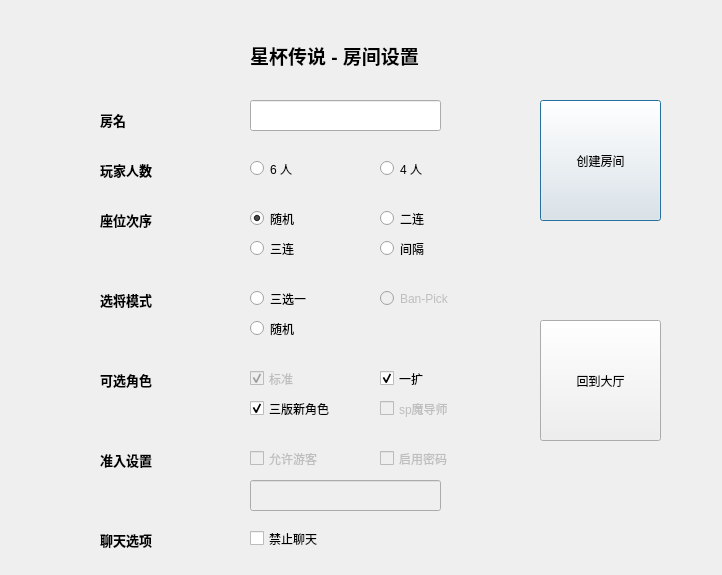
First picture: the form in client/RoomSet.ui, repository chntujia/CodfiyAsteriatedGrailClient, before the edit.
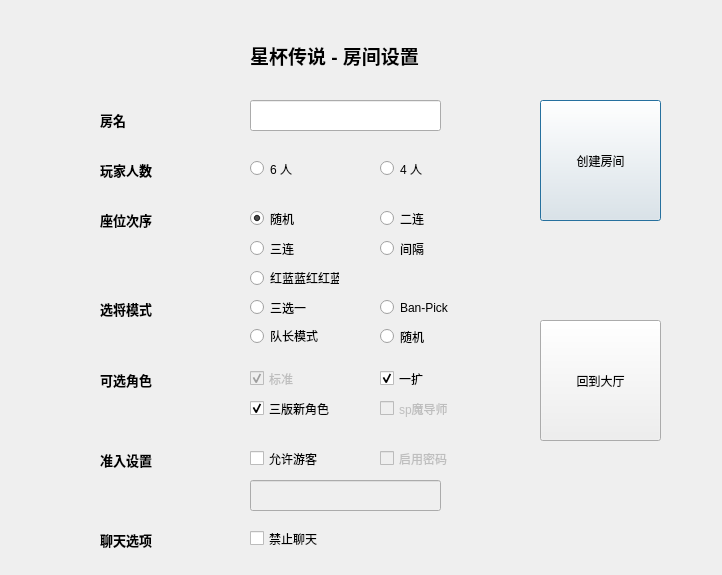
Second picture: the form after the edit.

Commit message:
CM模式 以及 红蓝蓝红红蓝 的座位模式（SEAT_MODE_RBBRRB) CM模式主体分为两大变动 一、竞选成为队长
在server端：
队长的决定方式是  自由申请成为队长→红队或蓝队有一/多 人申请，则 自动 / (随机选择一个）成为队长，若红蓝某一队无队长，随机从"未选队"但"申请队长"的人中选择。 若仍无人选，红蓝队分配好后再随机决定。

这个逻辑（被我）包括在了 安排队员的函数内，导致即使不是CM模式也会选择队长（虽然没什么用，但或许可以作为一些其他功能的预置，比如投降机制？）

在client端：
原先的”点名“按钮变为了”队长“，代表申请队长，需要新的png图片(playerLeader.png)。

已知BUG：初次登录房间时不会刷新其他角色的这张图片。

二、CM模式选角

在server端：
与BP模式相似的逻辑，加入了新的全局变量（队长ID、本轮是否已决定IB等）。
这部分逻辑比较简陋，应该可以优化，可能存在BUG。

在client端：
对比BP模式，大改了关于options的处理，以及右侧的LOG显示。在字段的处理上可能稍显繁琐。

The edit to the form file:
```diff
--- a/client/RoomSet.ui
+++ b/client/RoomSet.ui
@@ -190,7 +190,7 @@
    <property name="geometry">
     <rect>
      <x>100</x>
-     <y>290</y>
+     <y>299</y>
      <width>61</width>
      <height>20</height>
     </rect>
@@ -202,8 +202,8 @@
   <widget class="QRadioButton" name="radioButtonRoleSelectionSuiJi">
    <property name="geometry">
     <rect>
-     <x>250</x>
-     <y>320</y>
+     <x>380</x>
+     <y>328</y>
      <width>82</width>
      <height>17</height>
     </rect>
@@ -216,7 +216,7 @@
    <property name="geometry">
     <rect>
      <x>250</x>
-     <y>290</y>
+     <y>299</y>
      <width>82</width>
      <height>17</height>
     </rect>
@@ -230,12 +230,12 @@
   </widget>
   <widget class="QRadioButton" name="radioButtonRoleSelectionBanPick">
    <property name="enabled">
-    <bool>false</bool>
+    <bool>true</bool>
    </property>
    <property name="geometry">
     <rect>
      <x>380</x>
-     <y>290</y>
+     <y>299</y>
      <width>82</width>
      <height>17</height>
     </rect>
@@ -355,7 +355,7 @@
   </widget>
   <widget class="QCheckBox" name="allowGuest">
    <property name="enabled">
-    <bool>false</bool>
+    <bool>true</bool>
    </property>
    <property name="geometry">
     <rect>
@@ -455,6 +455,32 @@
     <bool>false</bool>
    </property>
   </widget>
+  <widget class="QRadioButton" name="radioButtonRoleSelectionCM">
+   <property name="geometry">
+    <rect>
+     <x>250</x>
+     <y>328</y>
+     <width>111</width>
+     <height>16</height>
+    </rect>
+   </property>
+   <property name="text">
+    <string>队长模式</string>
+   </property>
+  </widget>
+  <widget class="QRadioButton" name="radioButtonSeatOrderRBBRRB">
+   <property name="geometry">
+    <rect>
+     <x>250</x>
+     <y>270</y>
+     <width>89</width>
+     <height>16</height>
+    </rect>
+   </property>
+   <property name="text">
+    <string>红蓝蓝红红蓝</string>
+   </property>
+  </widget>
  </widget>
  <resources/>
  <connections/>
```
Left out of the diff: 19 changed lines with no effect on the pictures. The commit also changes 13 other files.
